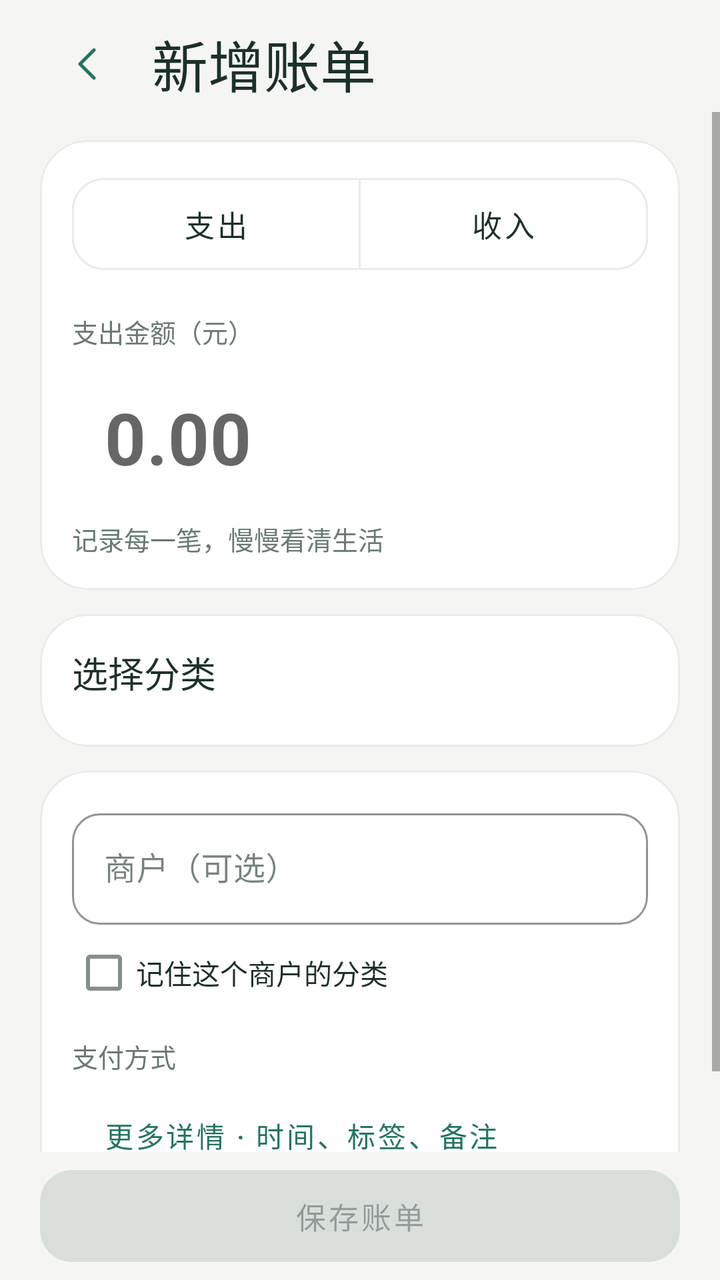
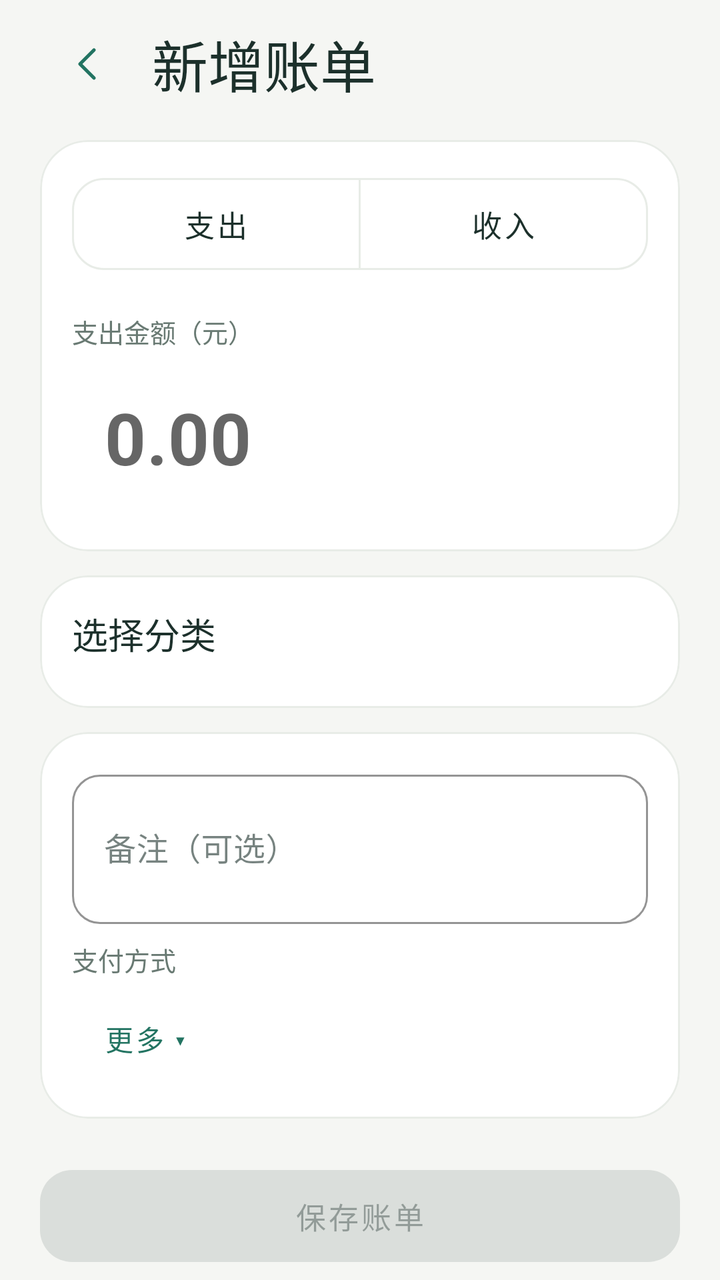

An Android layout rendered at two revisions. The XML below is the earlier revision; the diff shows what the commit changed to produce the second picture.
<!-- AndroidManifest.xml: application theme Theme.LightLedger -->
<!-- res/layout/activity_transaction_editor.xml -->
<?xml version="1.0" encoding="utf-8"?>
<LinearLayout xmlns:android="http://schemas.android.com/apk/res/android" xmlns:app="http://schemas.android.com/apk/res-auto" android:layout_width="match_parent" android:layout_height="match_parent" android:background="?attr/ledgerBackground" android:orientation="vertical">
    <LinearLayout android:layout_width="match_parent" android:layout_height="wrap_content" android:gravity="center_vertical" android:orientation="horizontal" android:paddingHorizontal="@dimen/ledger_page_gutter" android:paddingTop="8dp">
        <com.google.android.material.button.MaterialButton android:id="@+id/goBack" style="@style/LedgerTextButton" android:layout_width="48dp" android:layout_height="48dp" android:padding="0dp" android:minWidth="0dp" android:contentDescription="返回" app:icon="@drawable/ic_arrow_left" app:iconGravity="textStart" app:iconPadding="0dp" />
        <TextView android:id="@+id/pageTitle" style="@style/LedgerPageTitle" android:layout_width="0dp" android:layout_height="wrap_content" android:layout_weight="1" android:layout_marginStart="8dp" android:text="新增账单" />
    </LinearLayout>
    <ScrollView android:id="@+id/editorScroll" android:layout_width="match_parent" android:layout_height="0dp" android:layout_weight="1" android:clipToPadding="false" android:fillViewport="true">
        <LinearLayout android:layout_width="match_parent" android:layout_height="wrap_content" android:orientation="vertical" android:paddingHorizontal="@dimen/ledger_page_gutter" android:paddingBottom="12dp">
            <TextView android:id="@+id/ocrWarning" style="@style/LedgerCaption" android:layout_width="match_parent" android:layout_height="wrap_content" android:layout_marginTop="12dp" android:background="@drawable/bg_soft" android:padding="14dp" android:textColor="?attr/colorOnSurface" android:visibility="gone" />
            <com.google.android.material.card.MaterialCardView style="@style/LedgerCard" android:layout_width="match_parent" android:layout_height="wrap_content" android:layout_marginTop="14dp">
                <LinearLayout android:layout_width="match_parent" android:layout_height="wrap_content" android:orientation="vertical" android:padding="16dp">
                    <com.google.android.material.button.MaterialButtonToggleGroup android:id="@+id/typeToggle" android:layout_width="match_parent" android:layout_height="wrap_content" app:singleSelection="true" app:selectionRequired="true">
                        <com.google.android.material.button.MaterialButton android:id="@+id/expenseOption" style="@style/LedgerToggleButton" android:layout_width="0dp" android:layout_height="wrap_content" android:layout_weight="1" android:text="支出" />
                        <com.google.android.material.button.MaterialButton android:id="@+id/incomeOption" style="@style/LedgerToggleButton" android:layout_width="0dp" android:layout_height="wrap_content" android:layout_weight="1" android:text="收入" />
                        <com.google.android.material.button.MaterialButton android:id="@+id/specialTypeOption" style="@style/LedgerToggleButton" android:layout_width="0dp" android:layout_height="wrap_content" android:layout_weight="1" android:visibility="gone" />
                    </com.google.android.material.button.MaterialButtonToggleGroup>
                    <TextView android:id="@+id/amountLabel" style="@style/LedgerCaption" android:layout_width="match_parent" android:layout_height="wrap_content" android:layout_marginTop="18dp" android:text="支出金额（元）" />
                    <com.google.android.material.textfield.TextInputLayout android:id="@+id/amountInput" android:layout_width="match_parent" android:layout_height="wrap_content" android:layout_marginTop="2dp" app:boxBackgroundMode="none" app:hintEnabled="false" app:prefixText="¥">
                        <com.google.android.material.textfield.TextInputEditText android:id="@+id/amount" android:layout_width="match_parent" android:layout_height="wrap_content" android:hint="0.00" android:imeOptions="actionNext" android:inputType="numberDecimal" android:maxLines="1" android:textColor="?attr/colorOnSurface" android:textSize="36sp" android:textStyle="bold" />
                    </com.google.android.material.textfield.TextInputLayout>
                    <TextView style="@style/LedgerCaption" android:layout_width="match_parent" android:layout_height="wrap_content" android:text="记录每一笔，慢慢看清生活" />
                </LinearLayout>
            </com.google.android.material.card.MaterialCardView>
            <com.google.android.material.card.MaterialCardView style="@style/LedgerCard" android:layout_width="match_parent" android:layout_height="wrap_content" android:layout_marginTop="12dp">
                <LinearLayout android:layout_width="match_parent" android:layout_height="wrap_content" android:orientation="vertical" android:padding="16dp">
                    <TextView style="@style/LedgerSectionTitle" android:layout_width="match_parent" android:layout_height="wrap_content" android:text="选择分类" />
                    <com.google.android.material.chip.ChipGroup android:id="@+id/categoryChips" android:layout_width="match_parent" android:layout_height="wrap_content" android:layout_marginTop="8dp" app:chipSpacingHorizontal="5dp" app:chipSpacingVertical="2dp" app:singleSelection="true" />
                    <com.google.android.material.button.MaterialButton android:id="@+id/expandCategories" style="@style/LedgerTextButton" android:layout_width="match_parent" android:layout_height="wrap_content" android:gravity="start|center_vertical" android:text="展开不常用分类 ▾" android:visibility="gone" />
                </LinearLayout>
            </com.google.android.material.card.MaterialCardView>
            <com.google.android.material.card.MaterialCardView style="@style/LedgerCard" android:layout_width="match_parent" android:layout_height="wrap_content" android:layout_marginTop="12dp">
                <LinearLayout android:layout_width="match_parent" android:layout_height="wrap_content" android:orientation="vertical" android:padding="16dp">
                    <com.google.android.material.textfield.TextInputLayout android:layout_width="match_parent" android:layout_height="wrap_content" android:hint="商户（可选）">
                        <com.google.android.material.textfield.TextInputEditText android:id="@+id/merchant" android:layout_width="match_parent" android:layout_height="wrap_content" android:singleLine="true" />
                    </com.google.android.material.textfield.TextInputLayout>
                    <CheckBox android:id="@+id/rememberMerchant" android:layout_width="match_parent" android:layout_height="wrap_content" android:minHeight="48dp" android:text="记住这个商户的分类" android:textColor="?attr/colorOnSurface" android:textSize="14sp" />
                    <TextView style="@style/LedgerCaption" android:layout_width="match_parent" android:layout_height="wrap_content" android:layout_marginTop="8dp" android:text="支付方式" />
                    <com.google.android.material.chip.ChipGroup android:id="@+id/paymentMethodChips" android:layout_width="match_parent" android:layout_height="wrap_content" android:layout_marginTop="6dp" app:chipSpacingHorizontal="5dp" app:chipSpacingVertical="2dp" app:singleSelection="true" app:selectionRequired="true" />
                    <com.google.android.material.button.MaterialButton android:id="@+id/refundLink" style="@style/LedgerOutlineButton" android:layout_width="match_parent" android:layout_height="wrap_content" android:layout_marginTop="8dp" android:text="关联原支出（可选）" android:visibility="gone" />
                    <com.google.android.material.button.MaterialButton android:id="@+id/moreDetails" style="@style/LedgerTextButton" android:layout_width="match_parent" android:layout_height="wrap_content" android:gravity="start|center_vertical" android:text="更多详情 · 时间、标签、备注" />
                    <LinearLayout android:id="@+id/additionalDetails" android:layout_width="match_parent" android:layout_height="wrap_content" android:orientation="vertical" android:visibility="gone">
                        <com.google.android.material.button.MaterialButton android:id="@+id/timestamp" style="@style/LedgerOutlineButton" android:layout_width="match_parent" android:layout_height="wrap_content" />
                        <com.google.android.material.button.MaterialButton android:id="@+id/tags" style="@style/LedgerOutlineButton" android:layout_width="match_parent" android:layout_height="wrap_content" android:layout_marginTop="8dp" android:text="标签：未选择" />
                        <com.google.android.material.textfield.TextInputLayout android:layout_width="match_parent" android:layout_height="wrap_content" android:layout_marginTop="12dp" android:hint="备注（可选）">
                            <com.google.android.material.textfield.TextInputEditText android:id="@+id/note" android:layout_width="match_parent" android:layout_height="wrap_content" android:inputType="textMultiLine" />
                        </com.google.android.material.textfield.TextInputLayout>
                    </LinearLayout>
                </LinearLayout>
            </com.google.android.material.card.MaterialCardView>
            <TextView android:id="@+id/ocrRawText" style="@style/LedgerCaption" android:layout_width="match_parent" android:layout_height="wrap_content" android:layout_marginTop="18dp" android:visibility="gone" />
            <com.google.android.material.button.MaterialButton android:id="@+id/delete" style="@style/LedgerOutlineButton" android:layout_width="match_parent" android:layout_height="wrap_content" android:layout_marginTop="8dp" android:text="删除账单" android:textColor="@color/ledger_orange" android:visibility="gone" />
        </LinearLayout>
    </ScrollView>
    <LinearLayout android:layout_width="match_parent" android:layout_height="wrap_content" android:orientation="vertical" android:background="?attr/ledgerBackground" android:paddingHorizontal="@dimen/ledger_page_gutter" android:paddingVertical="6dp">
        <com.google.android.material.button.MaterialButton android:id="@+id/save" style="@style/LedgerButton" android:layout_width="match_parent" android:layout_height="wrap_content" android:enabled="false" android:text="保存账单" />
    </LinearLayout>
</LinearLayout>
<!-- resources referenced by this layout -->
<resources>
  <color name="ledger_orange">#AF603B</color>
  <dimen name="ledger_page_gutter">20dp</dimen>
  <!-- drawable bg_soft (drawable) -->
  <shape xmlns:android="http://schemas.android.com/apk/res/android"><solid android:color="?attr/ledgerSoft"/><corners android:radius="20dp"/></shape>
  <style name="LedgerCaption"><item name="android:textColor">?attr/ledgerMuted</item><item name="android:textSize">13sp</item><item name="android:lineSpacingExtra">3dp</item></style>
  <style name="LedgerCard" parent="Widget.MaterialComponents.CardView">
          <item name="cardCornerRadius">24dp</item><item name="cardElevation">0dp</item><item name="cardBackgroundColor">@color/white</item>
          <item name="strokeColor">?attr/ledgerBorder</item><item name="strokeWidth">1dp</item>
      </style>
  <style name="LedgerPageTitle"><item name="android:textColor">?attr/colorOnSurface</item><item name="android:textSize">28sp</item><item name="android:fontFamily">sans-serif-medium</item></style>
  <style name="LedgerSectionTitle"><item name="android:textColor">?attr/colorOnSurface</item><item name="android:textSize">18sp</item><item name="android:fontFamily">sans-serif-medium</item></style>
  <style name="LedgerTextButton" parent="Widget.MaterialComponents.Button.TextButton">
          <item name="android:minHeight">48dp</item><item name="android:textAllCaps">false</item><item name="android:textSize">14sp</item><item name="cornerRadius">12dp</item>
      </style>
  <style name="LedgerToggleButton" parent="LedgerOutlineButton">
          <item name="backgroundTint">@color/ledger_chip_background</item>
          <item name="android:textColor">@color/ledger_chip_text</item>
      </style>
  <style name="Theme.LightLedger" parent="Theme.MaterialComponents.Light.NoActionBar">
          <item name="colorPrimary">@color/ledger_teal</item><item name="colorPrimaryVariant">@color/ledger_teal_dark</item>
          <item name="colorOnPrimary">@color/white</item><item name="colorSecondary">@color/ledger_teal</item>
          <item name="colorSurface">@color/white</item><item name="colorOnSurface">@color/ledger_ink</item>
          <item name="ledgerBackground">@color/ledger_background</item><item name="ledgerSoft">@color/ledger_teal_soft</item><item name="ledgerMuted">@color/ledger_muted</item><item name="ledgerBorder">@color/ledger_border</item>
          <item name="android:fontFamily">sans-serif</item><item name="android:colorAccent">@color/ledger_teal</item>
          <item name="android:windowLightStatusBar">true</item><item name="android:statusBarColor">@android:color/transparent</item>
          <item name="android:navigationBarColor">@color/white</item><item name="android:windowLightNavigationBar">true</item>
          <item name="android:windowBackground">@color/ledger_background</item><item name="android:windowSoftInputMode">adjustResize</item>
          <item name="materialButtonStyle">@style/LedgerButton</item><item name="textInputStyle">@style/LedgerInput</item>
      </style>
  <color name="white">#FFFFFF</color>
  <color name="ledger_teal">#237462</color>
  <color name="ledger_teal_dark">#184D40</color>
  <color name="ledger_ink">#1C302B</color>
  <color name="ledger_background">#F5F6F3</color>
  <color name="ledger_teal_soft">#E5F1EA</color>
  <color name="ledger_muted">#697A73</color>
  <color name="ledger_border">#E8ECE7</color>
  <!-- unchanged entries left out for length: 4 -->
</resources>

<!-- the commit's change to res/layout/activity_transaction_editor.xml (unified diff, before → after) -->
@@ -18,32 +18,35 @@
                     <com.google.android.material.textfield.TextInputLayout android:id="@+id/amountInput" android:layout_width="match_parent" android:layout_height="wrap_content" android:layout_marginTop="2dp" app:boxBackgroundMode="none" app:hintEnabled="false" app:prefixText="¥">
                         <com.google.android.material.textfield.TextInputEditText android:id="@+id/amount" android:layout_width="match_parent" android:layout_height="wrap_content" android:hint="0.00" android:imeOptions="actionNext" android:inputType="numberDecimal" android:maxLines="1" android:textColor="?attr/colorOnSurface" android:textSize="36sp" android:textStyle="bold" />
                     </com.google.android.material.textfield.TextInputLayout>
-                    <TextView style="@style/LedgerCaption" android:layout_width="match_parent" android:layout_height="wrap_content" android:text="记录每一笔，慢慢看清生活" />
                 </LinearLayout>
             </com.google.android.material.card.MaterialCardView>
             <com.google.android.material.card.MaterialCardView style="@style/LedgerCard" android:layout_width="match_parent" android:layout_height="wrap_content" android:layout_marginTop="12dp">
                 <LinearLayout android:layout_width="match_parent" android:layout_height="wrap_content" android:orientation="vertical" android:padding="16dp">
                     <TextView style="@style/LedgerSectionTitle" android:layout_width="match_parent" android:layout_height="wrap_content" android:text="选择分类" />
-                    <com.google.android.material.chip.ChipGroup android:id="@+id/categoryChips" android:layout_width="match_parent" android:layout_height="wrap_content" android:layout_marginTop="8dp" app:chipSpacingHorizontal="5dp" app:chipSpacingVertical="2dp" app:singleSelection="true" />
+                    <HorizontalScrollView android:id="@+id/categoryScroll" android:layout_width="match_parent" android:layout_height="wrap_content" android:layout_marginTop="8dp" android:scrollbars="horizontal" android:scrollbarSize="2dp" android:fadeScrollbars="false" android:overScrollMode="never">
+                        <FrameLayout android:layout_width="wrap_content" android:layout_height="wrap_content">
+                            <com.google.android.material.chip.ChipGroup android:id="@+id/categoryChips" android:layout_width="wrap_content" android:layout_height="wrap_content" app:chipSpacingHorizontal="4dp" app:chipSpacingVertical="2dp" app:singleSelection="true" />
+                        </FrameLayout>
+                    </HorizontalScrollView>
                     <com.google.android.material.button.MaterialButton android:id="@+id/expandCategories" style="@style/LedgerTextButton" android:layout_width="match_parent" android:layout_height="wrap_content" android:gravity="start|center_vertical" android:text="展开不常用分类 ▾" android:visibility="gone" />
                 </LinearLayout>
             </com.google.android.material.card.MaterialCardView>
             <com.google.android.material.card.MaterialCardView style="@style/LedgerCard" android:layout_width="match_parent" android:layout_height="wrap_content" android:layout_marginTop="12dp">
                 <LinearLayout android:layout_width="match_parent" android:layout_height="wrap_content" android:orientation="vertical" android:padding="16dp">
-                    <com.google.android.material.textfield.TextInputLayout android:layout_width="match_parent" android:layout_height="wrap_content" android:hint="商户（可选）">
-                        <com.google.android.material.textfield.TextInputEditText android:id="@+id/merchant" android:layout_width="match_parent" android:layout_height="wrap_content" android:singleLine="true" />
+                    <com.google.android.material.textfield.TextInputLayout android:layout_width="match_parent" android:layout_height="wrap_content" android:hint="备注（可选）">
+                        <com.google.android.material.textfield.TextInputEditText android:id="@+id/note" android:layout_width="match_parent" android:layout_height="wrap_content" android:inputType="textMultiLine" android:minLines="2" android:maxLines="4" />
                     </com.google.android.material.textfield.TextInputLayout>
-                    <CheckBox android:id="@+id/rememberMerchant" android:layout_width="match_parent" android:layout_height="wrap_content" android:minHeight="48dp" android:text="记住这个商户的分类" android:textColor="?attr/colorOnSurface" android:textSize="14sp" />
                     <TextView style="@style/LedgerCaption" android:layout_width="match_parent" android:layout_height="wrap_content" android:layout_marginTop="8dp" android:text="支付方式" />
-                    <com.google.android.material.chip.ChipGroup android:id="@+id/paymentMethodChips" android:layout_width="match_parent" android:layout_height="wrap_content" android:layout_marginTop="6dp" app:chipSpacingHorizontal="5dp" app:chipSpacingVertical="2dp" app:singleSelection="true" app:selectionRequired="true" />
+                    <com.google.android.material.chip.ChipGroup android:id="@+id/paymentMethodChips" android:layout_width="match_parent" android:layout_height="wrap_content" android:layout_marginTop="6dp" app:chipSpacingHorizontal="4dp" app:singleLine="true" app:singleSelection="true" app:selectionRequired="true" />
                     <com.google.android.material.button.MaterialButton android:id="@+id/refundLink" style="@style/LedgerOutlineButton" android:layout_width="match_parent" android:layout_height="wrap_content" android:layout_marginTop="8dp" android:text="关联原支出（可选）" android:visibility="gone" />
-                    <com.google.android.material.button.MaterialButton android:id="@+id/moreDetails" style="@style/LedgerTextButton" android:layout_width="match_parent" android:layout_height="wrap_content" android:gravity="start|center_vertical" android:text="更多详情 · 时间、标签、备注" />
+                    <com.google.android.material.button.MaterialButton android:id="@+id/moreDetails" style="@style/LedgerTextButton" android:layout_width="match_parent" android:layout_height="wrap_content" android:gravity="start|center_vertical" android:text="更多 ▾" />
                     <LinearLayout android:id="@+id/additionalDetails" android:layout_width="match_parent" android:layout_height="wrap_content" android:orientation="vertical" android:visibility="gone">
+                        <com.google.android.material.textfield.TextInputLayout android:layout_width="match_parent" android:layout_height="wrap_content" android:hint="商户（可选）">
+                            <com.google.android.material.textfield.TextInputEditText android:id="@+id/merchant" android:layout_width="match_parent" android:layout_height="wrap_content" android:singleLine="true" />
+                        </com.google.android.material.textfield.TextInputLayout>
+                        <CheckBox android:id="@+id/rememberMerchant" android:layout_width="match_parent" android:layout_height="wrap_content" android:minHeight="48dp" android:text="记住这个商户的分类" android:textColor="?attr/colorOnSurface" android:textSize="14sp" />
                         <com.google.android.material.button.MaterialButton android:id="@+id/timestamp" style="@style/LedgerOutlineButton" android:layout_width="match_parent" android:layout_height="wrap_content" />
                         <com.google.android.material.button.MaterialButton android:id="@+id/tags" style="@style/LedgerOutlineButton" android:layout_width="match_parent" android:layout_height="wrap_content" android:layout_marginTop="8dp" android:text="标签：未选择" />
-                        <com.google.android.material.textfield.TextInputLayout android:layout_width="match_parent" android:layout_height="wrap_content" android:layout_marginTop="12dp" android:hint="备注（可选）">
-                            <com.google.android.material.textfield.TextInputEditText android:id="@+id/note" android:layout_width="match_parent" android:layout_height="wrap_content" android:inputType="textMultiLine" />
-                        </com.google.android.material.textfield.TextInputLayout>
                     </LinearLayout>
                 </LinearLayout>
             </com.google.android.material.card.MaterialCardView>
<!-- resource entries referenced after the edit -->
@@ -27,6 +27,7 @@
           <item name="android:windowLightStatusBar">true</item><item name="android:statusBarColor">@android:color/transparent</item>
           <item name="android:navigationBarColor">@color/white</item><item name="android:windowLightNavigationBar">true</item>
           <item name="android:windowBackground">@color/ledger_background</item><item name="android:windowSoftInputMode">adjustResize</item>
+          <item name="android:windowAnimationStyle">@style/LedgerWindowAnimation</item>
           <item name="materialButtonStyle">@style/LedgerButton</item><item name="textInputStyle">@style/LedgerInput</item>
       </style>
   <color name="white">#FFFFFF</color>
@@ -37,6 +38,12 @@
   <color name="ledger_teal_soft">#E5F1EA</color>
   <color name="ledger_muted">#697A73</color>
   <color name="ledger_border">#E8ECE7</color>
+  <style name="LedgerWindowAnimation" parent="android:style/Animation.Activity">
+          <item name="android:activityOpenEnterAnimation">@anim/ledger_activity_enter</item>
+          <item name="android:activityOpenExitAnimation">@anim/ledger_activity_exit</item>
+          <item name="android:activityCloseEnterAnimation">@anim/ledger_activity_enter</item>
+          <item name="android:activityCloseExitAnimation">@anim/ledger_activity_exit</item>
+      </style>
   <!-- unchanged entries left out for length: 4 -->
 </resources>
 
